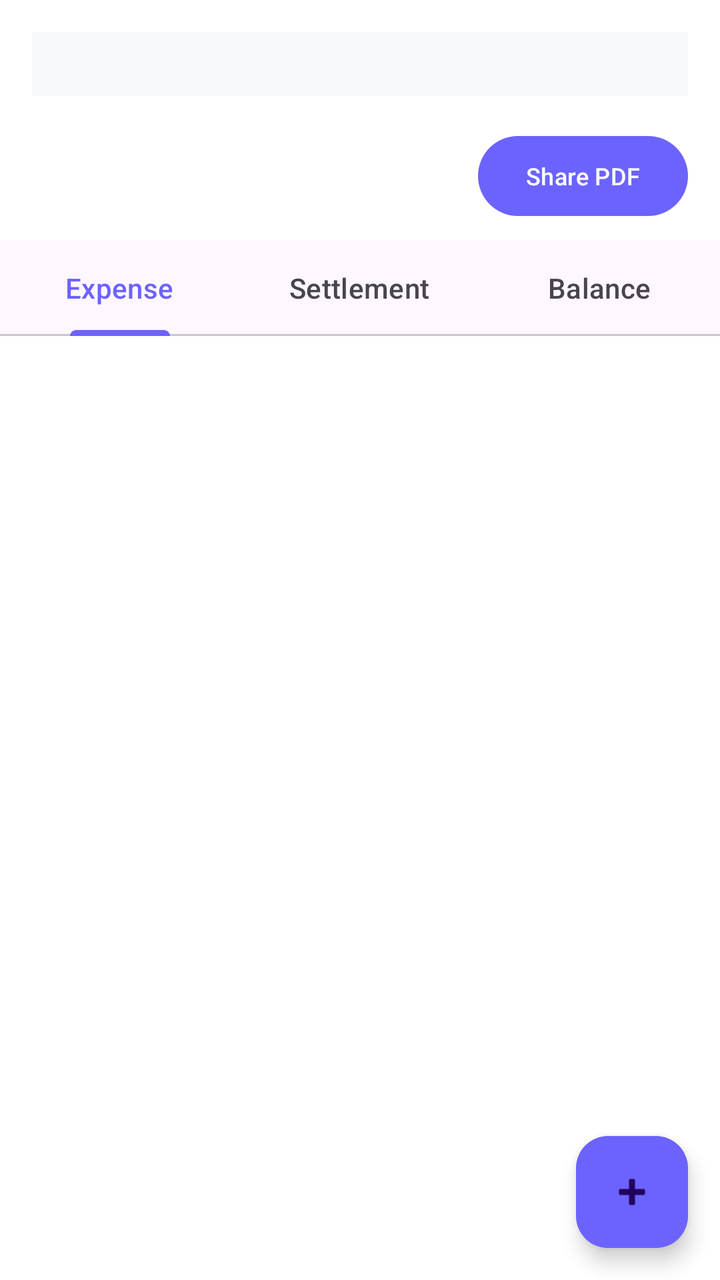
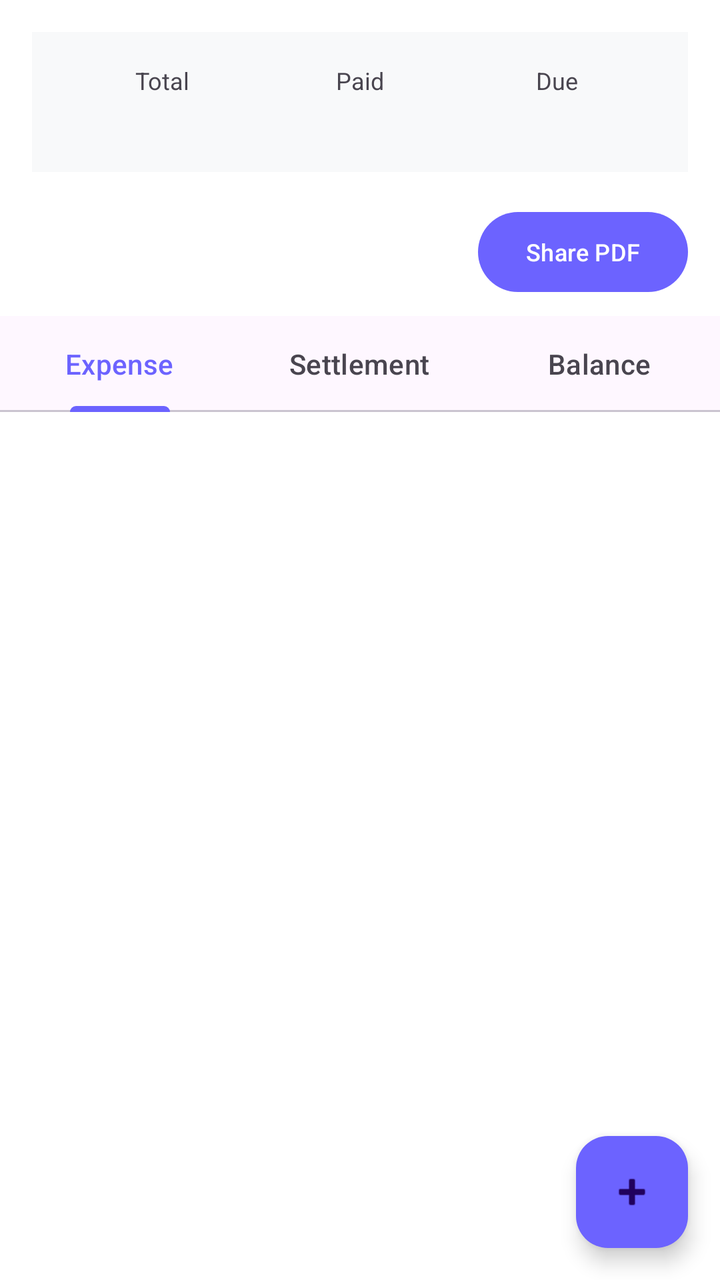

An Android layout rendered at two revisions. The XML below is the earlier revision; the diff shows what the commit changed to produce the second picture.
<!-- AndroidManifest.xml: application theme Theme.ExpenseSplitter -->
<!-- res/layout/activity_group_detail.xml -->
<?xml version="1.0" encoding="utf-8"?>
<LinearLayout xmlns:android="http://schemas.android.com/apk/res/android"
    xmlns:app="http://schemas.android.com/apk/res-auto"
    android:orientation="vertical"
    android:layout_width="match_parent"
    android:layout_height="match_parent"
    android:background="@color/bg_color">

    
    <LinearLayout
        android:layout_width="match_parent"
        android:layout_height="wrap_content"
        android:orientation="horizontal"
        android:padding="16dp"
        android:background="#F8F9FA"
        android:layout_margin="16dp">
        
        <LinearLayout android:layout_width="0dp" android:layout_weight="1" android:orientation="vertical" android:gravity="center">
            <TextView android:layout_width="wrap_content" android:layout_height="wrap_content" android:text="Total" android:textSize="12sp"/>
            <TextView android:id="@+id/tvTotal" android:layout_width="wrap_content" android:layout_height="wrap_content" android:textStyle="bold" android:textSize="16sp"/>
        </LinearLayout>
        
        <LinearLayout android:layout_width="0dp" android:layout_weight="1" android:orientation="vertical" android:gravity="center">
            <TextView android:layout_width="wrap_content" android:layout_height="wrap_content" android:text="Paid" android:textSize="12sp"/>
            <TextView android:id="@+id/tvPaid" android:layout_width="wrap_content" android:layout_height="wrap_content" android:textStyle="bold" android:textSize="16sp" android:textColor="#2E7D32"/>
        </LinearLayout>
        
        <LinearLayout android:layout_width="0dp" android:layout_weight="1" android:orientation="vertical" android:gravity="center">
            <TextView android:layout_width="wrap_content" android:layout_height="wrap_content" android:text="Due" android:textSize="12sp"/>
            <TextView android:id="@+id/tvDue" android:layout_width="wrap_content" android:layout_height="wrap_content" android:textStyle="bold" android:textSize="16sp" android:textColor="#C62828"/>
        </LinearLayout>
    </LinearLayout>

    
    <com.google.android.material.button.MaterialButton
        android:id="@+id/btnSharePdf"
        android:layout_width="wrap_content"
        android:layout_height="wrap_content"
        android:text="Share PDF"
        android:textSize="12sp"
        android:layout_gravity="end"
        android:layout_marginEnd="16dp"
        android:layout_marginBottom="8dp"
        app:backgroundTint="#6C63FF"/>

    <com.google.android.material.tabs.TabLayout
        android:id="@+id/tabLayout"
        android:layout_width="match_parent"
        android:layout_height="wrap_content">
        <com.google.android.material.tabs.TabItem android:text="Expense"/>
        <com.google.android.material.tabs.TabItem android:text="Settlement"/>
        <com.google.android.material.tabs.TabItem android:text="Balance"/>
    </com.google.android.material.tabs.TabLayout>

    <androidx.recyclerview.widget.RecyclerView
        android:id="@+id/recyclerView"
        android:layout_width="match_parent"
        android:layout_height="0dp"
        android:layout_weight="1"
        android:padding="8dp"/>

    <com.google.android.material.floatingactionbutton.FloatingActionButton
        android:id="@+id/fabAdd"
        android:layout_width="wrap_content"
        android:layout_height="wrap_content"
        android:layout_gravity="end|bottom"
        android:layout_margin="16dp"
        android:src="@android:drawable/ic_input_add"
        app:backgroundTint="#6C63FF"/>
</LinearLayout>
<!-- resources referenced by this layout -->
<resources>
  <color name="bg_color">#FFFFFF</color>
  <style name="Theme.ExpenseSplitter" parent="Theme.Material3.DayNight.NoActionBar">
          <item name="colorPrimary">@color/purple_primary</item>
          <item name="android:windowBackground">@color/bg_color</item>
          <item name="android:statusBarColor">@color/bg_color</item>
          <item name="android:windowLightStatusBar">true</item>
      </style>
  <color name="purple_primary">#6C63FF</color>
</resources>

<!-- the commit's change to res/layout/activity_group_detail.xml (unified diff, before → after) -->
@@ -15,17 +15,20 @@
         android:background="#F8F9FA"
         android:layout_margin="16dp">
         
-        <LinearLayout android:layout_width="0dp" android:layout_weight="1" android:orientation="vertical" android:gravity="center">
+        
+        <LinearLayout android:layout_width="0dp" android:layout_height="wrap_content" android:layout_weight="1" android:orientation="vertical" android:gravity="center">
             <TextView android:layout_width="wrap_content" android:layout_height="wrap_content" android:text="Total" android:textSize="12sp"/>
             <TextView android:id="@+id/tvTotal" android:layout_width="wrap_content" android:layout_height="wrap_content" android:textStyle="bold" android:textSize="16sp"/>
         </LinearLayout>
         
-        <LinearLayout android:layout_width="0dp" android:layout_weight="1" android:orientation="vertical" android:gravity="center">
+        
+        <LinearLayout android:layout_width="0dp" android:layout_height="wrap_content" android:layout_weight="1" android:orientation="vertical" android:gravity="center">
             <TextView android:layout_width="wrap_content" android:layout_height="wrap_content" android:text="Paid" android:textSize="12sp"/>
             <TextView android:id="@+id/tvPaid" android:layout_width="wrap_content" android:layout_height="wrap_content" android:textStyle="bold" android:textSize="16sp" android:textColor="#2E7D32"/>
         </LinearLayout>
         
-        <LinearLayout android:layout_width="0dp" android:layout_weight="1" android:orientation="vertical" android:gravity="center">
+        
+        <LinearLayout android:layout_width="0dp" android:layout_height="wrap_content" android:layout_weight="1" android:orientation="vertical" android:gravity="center">
             <TextView android:layout_width="wrap_content" android:layout_height="wrap_content" android:text="Due" android:textSize="12sp"/>
             <TextView android:id="@+id/tvDue" android:layout_width="wrap_content" android:layout_height="wrap_content" android:textStyle="bold" android:textSize="16sp" android:textColor="#C62828"/>
         </LinearLayout>
